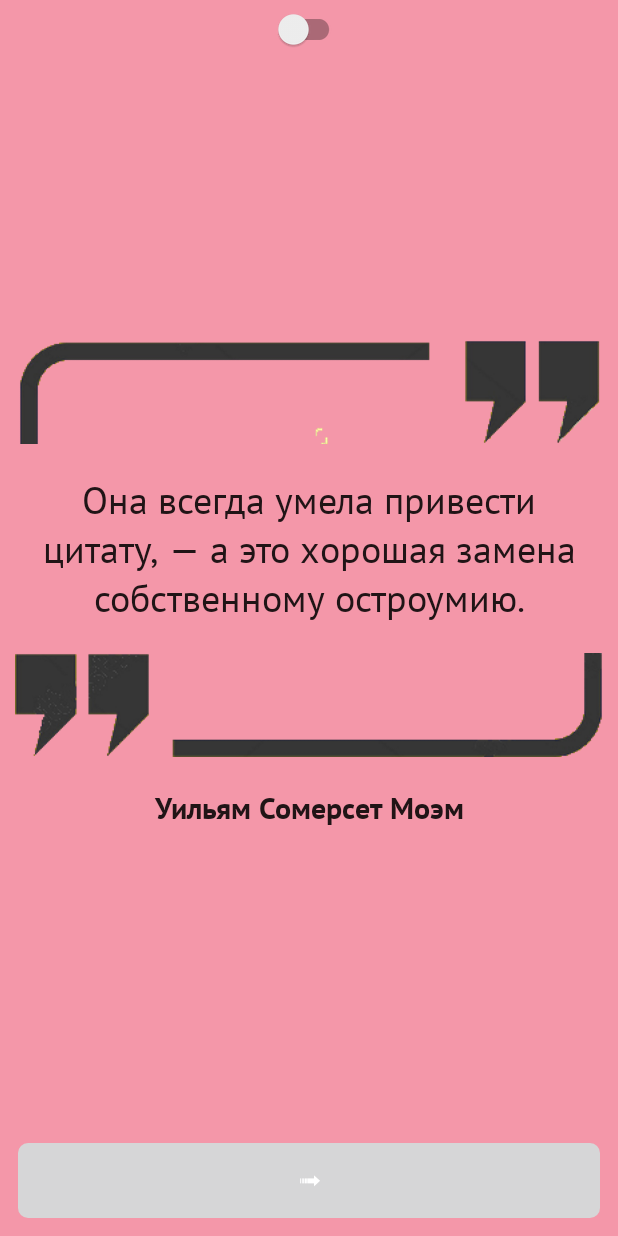
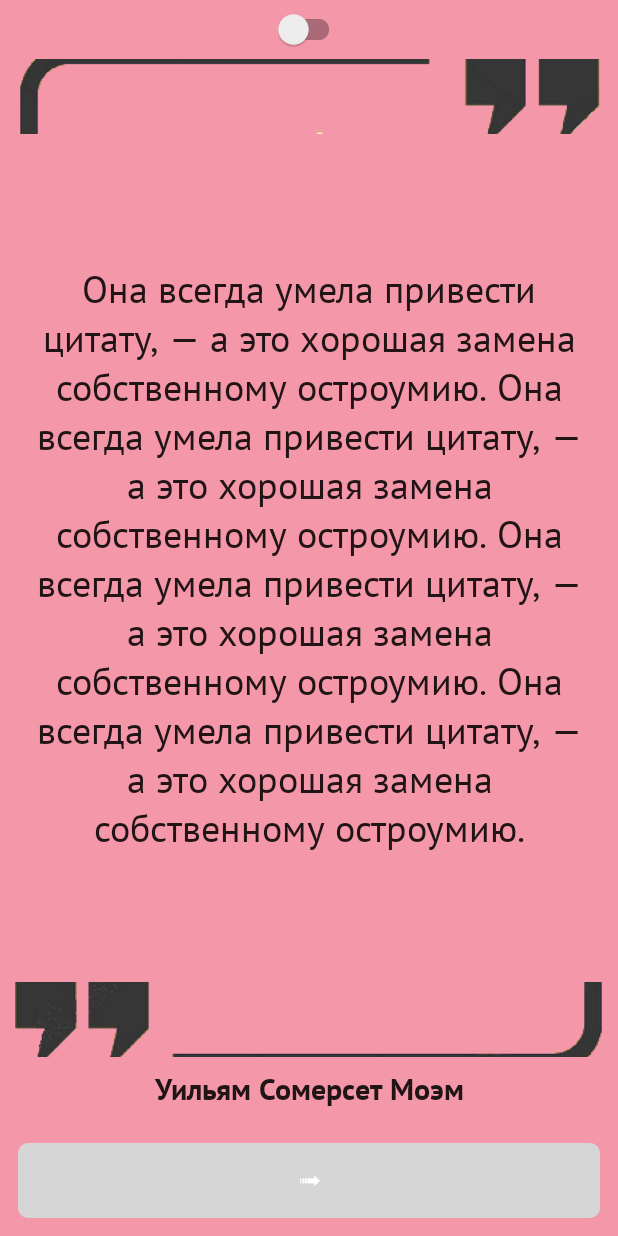
Before and after one commit to oZBo/Wquote, an Android app: the screen it shows after launch (MainActivity), on a phone screen of 412 x 824 dp. Run offline under Robolectric (Android 15) with nearby library versions, the phone set to English and light mode, and no system bars; libraries missing offline, so code that uses them is left out: belka.us.androidtoggleswitch; plain views replace ToggleSwitch; 1 statement that could not run was skipped.

Commit message:
UI changes

```diff
--- a/app/src/main/res/layout/activity_main.xml
+++ b/app/src/main/res/layout/activity_main.xml
@@ -9,72 +9,66 @@
         android:id="@+id/lang_switch"
         android:layout_width="wrap_content"
         android:layout_height="wrap_content"
+        android:layout_alignParentTop="true"
         android:layout_centerHorizontal="true"
         android:layout_gravity="center"
         android:paddingBottom="10dp"
         android:paddingTop="10dp"
         custom:textToggleLeft="Русский"
         custom:textToggleRight="English"
-        custom:toggleWidth="120dp" />
-
-    <LinearLayout
-        android:layout_width="match_parent"
-        android:layout_height="wrap_content"
-        android:layout_above="@+id/next_quote_button"
-        android:layout_below="@+id/lang_switch"
-        android:gravity="center"
-        android:orientation="vertical"
-        android:padding="10dp">
+        custom:toggleWidth="120dp"/>
 
     <com.braincollaboration.wquote.widget.AlphaAnimationImageView
         android:id="@+id/open_quote_image"
         android:layout_width="match_parent"
-            android:layout_height="80dp"
+        android:layout_height="50dp"
+        android:layout_below="@+id/lang_switch"
         android:layout_gravity="center"
-            android:src="@drawable/b11" />
+        android:padding="10dp"
+        android:scaleType="centerCrop"
+        android:src="@drawable/b11"/>
 
     <android.support.v4.widget.NestedScrollView
         android:layout_width="match_parent"
-            android:layout_height="wrap_content"
+        android:layout_height="match_parent"
+        android:layout_above="@+id/close_quote_image"
+        android:layout_below="@+id/open_quote_image"
+        android:layout_gravity="center"
         android:scrollbars="vertical">
-
-            <LinearLayout
-                android:layout_width="match_parent"
-                android:layout_height="wrap_content"
-                android:orientation="vertical">
 
         <com.braincollaboration.wquote.widget.AnimationTextView
             android:id="@+id/quote_text"
             android:layout_width="match_parent"
             android:layout_height="wrap_content"
+            android:layout_gravity="center"
             android:gravity="center"
             android:padding="15dp"
             android:text="@string/default_quote"
             android:textSize="25sp"
-                    custom:text_style="regular" />
-
-            </LinearLayout>
+            custom:text_style="regular"/>
 
     </android.support.v4.widget.NestedScrollView>
 
     <com.braincollaboration.wquote.widget.AlphaAnimationImageView
         android:id="@+id/close_quote_image"
         android:layout_width="match_parent"
-            android:layout_height="80dp"
+        android:layout_height="50dp"
+        android:layout_above="@+id/quote_author"
         android:layout_gravity="center"
-            android:src="@drawable/b12" />
+        android:padding="10dp"
+        android:scaleType="centerCrop"
+        android:src="@drawable/b12"/>
 
     <com.braincollaboration.wquote.widget.AnimationTextView
         android:id="@+id/quote_author"
         android:layout_width="match_parent"
-            android:layout_height="wrap_content"
+        android:layout_height="45dp"
+        android:layout_above="@+id/next_quote_button"
         android:gravity="center_horizontal"
-            android:padding="15dp"
+        android:padding="8dp"
         android:text="@string/default_quote_author"
         android:textSize="20sp"
-            custom:text_style="bold" />
-
-    </LinearLayout>
+        custom:text_style="bold"/>
 
     <com.braincollaboration.wquote.widget.ButtonProgressBar
         android:id="@+id/next_quote_button"
@@ -85,6 +79,6 @@
         custom:bgColor="@color/blue"
         custom:progColor="@color/gray_light"
         custom:text="&#10143;"
-        custom:type="indeterminate" />
+        custom:type="indeterminate"/>
 
 </com.braincollaboration.wquote.widget.ColorAnimationRelativeLayout>
--- a/app/src/main/res/values/strings.xml
+++ b/app/src/main/res/values/strings.xml
@@ -1,6 +1,6 @@
 <resources>
     <string name="app_name">Wquote</string>
-    <string name="default_quote">Она всегда умела привести цитату, — а это хорошая замена собственному остроумию.</string>
+    <string name="default_quote">Она всегда умела привести цитату, — а это хорошая замена собственному остроумию. Она всегда умела привести цитату, — а это хорошая замена собственному остроумию. Она всегда умела привести цитату, — а это хорошая замена собственному остроумию. Она всегда умела привести цитату, — а это хорошая замена собственному остроумию. </string>
     <string name="default_quote_author">Уильям Сомерсет Моэм</string>
     <string name="refresh_quote">refresh_quote</string>
 </resources>
```
Lines whose indentation alone changed are shown as unchanged.
